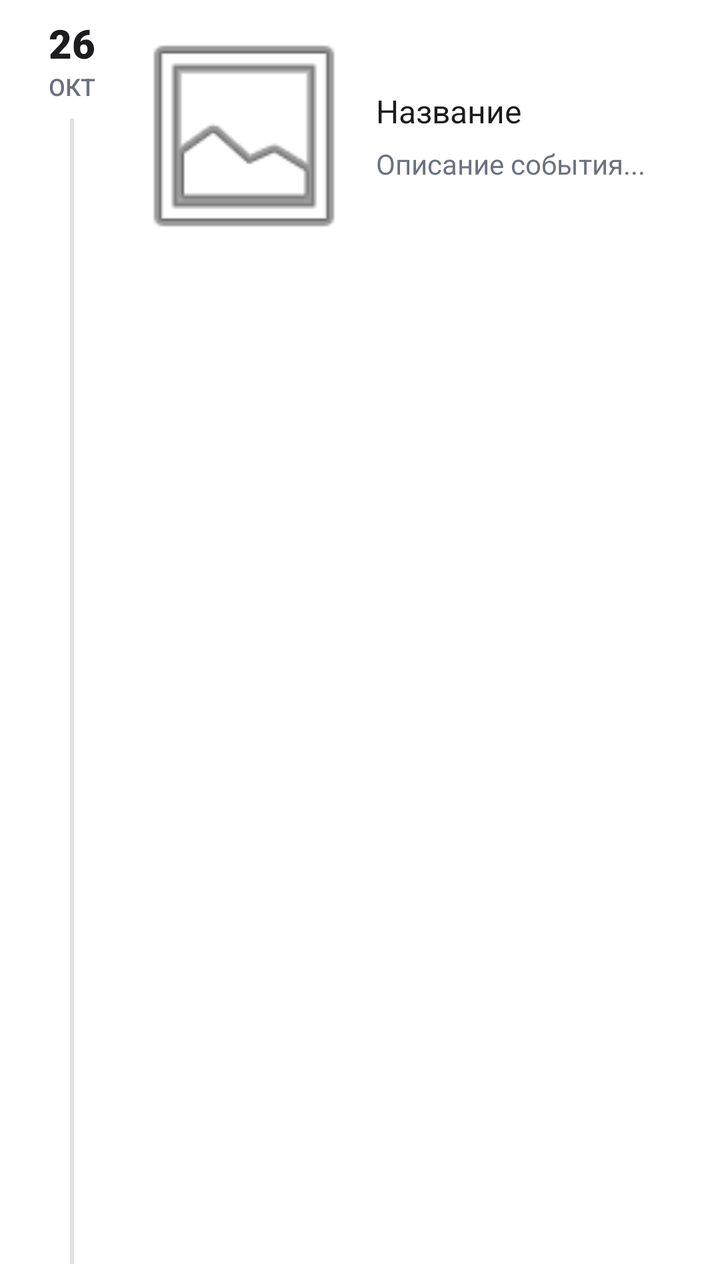
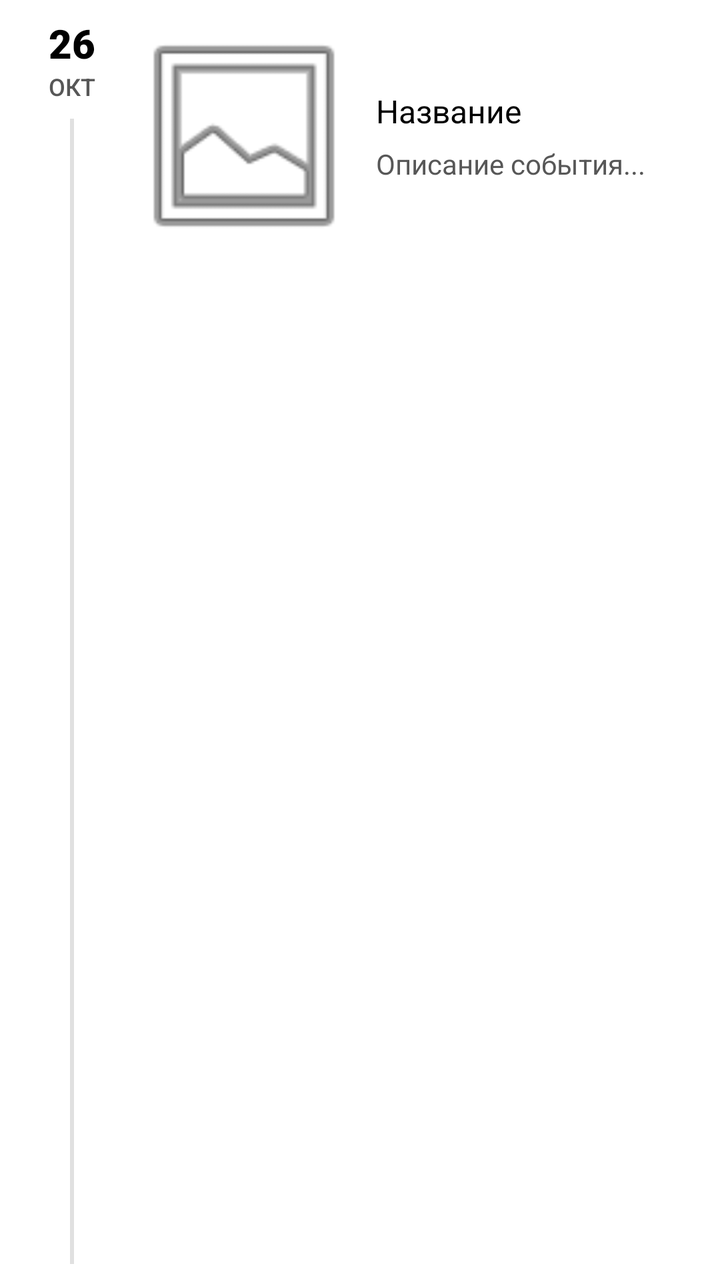

Two renders of the same Android screen: before a commit and after it. Below are the layout's source before the change and the commit's diff.
<!-- AndroidManifest.xml: application theme Theme.App.Starting -->
<!-- res/layout/item_album.xml -->
<?xml version="1.0" encoding="utf-8"?>
<LinearLayout xmlns:android="http://schemas.android.com/apk/res/android"
    xmlns:app="http://schemas.android.com/apk/res-auto"
    android:layout_width="match_parent"
    android:layout_height="wrap_content"
    android:orientation="horizontal"
    android:paddingHorizontal="16dp"
    android:paddingVertical="8dp"
    android:background="?attr/selectableItemBackground"> 

    
    <LinearLayout
        android:layout_width="56dp"
        android:layout_height="match_parent"
        android:gravity="center_horizontal"
        android:orientation="vertical"
        android:paddingEnd="16dp">

        <TextView
            android:id="@+id/tvDay"
            android:layout_width="wrap_content"
            android:layout_height="wrap_content"
            android:text="26"
            android:textColor="@color/text_primary"
            android:textSize="20sp"
            android:fontFamily="sans-serif-black"
            android:textStyle="bold" />

        <TextView
            android:id="@+id/tvMonth"
            android:layout_width="wrap_content"
            android:layout_height="wrap_content"
            android:text="ОКТ"
            android:textColor="@color/text_secondary"
            android:textSize="12sp"
            android:textAllCaps="true"
            android:fontFamily="sans-serif-medium"/>

        
        <View
            android:layout_width="2dp"
            android:layout_height="match_parent"
            android:layout_marginTop="8dp"
            android:background="#E0E0E0" />
    </LinearLayout>

    
    <androidx.cardview.widget.CardView
        android:layout_width="match_parent"
        android:layout_height="120dp"
        app:cardCornerRadius="16dp"
        app:cardElevation="3dp"
        app:cardBackgroundColor="@android:color/white"
        android:layout_marginBottom="4dp">

        <LinearLayout
            android:layout_width="match_parent"
            android:layout_height="match_parent"
            android:orientation="horizontal">

            
            <ImageView
                android:id="@+id/ivTimelineImage"
                android:layout_width="100dp"
                android:layout_height="match_parent"
                android:scaleType="centerCrop"
                android:src="@android:drawable/ic_menu_gallery" />

            <LinearLayout
                android:layout_width="match_parent"
                android:layout_height="match_parent"
                android:orientation="vertical"
                android:padding="16dp"
                android:gravity="center_vertical">

                <TextView
                    android:id="@+id/tvTimelineTitle"
                    android:layout_width="match_parent"
                    android:layout_height="wrap_content"
                    android:text="Название"
                    android:textColor="@color/text_primary"
                    android:fontFamily="sans-serif-bold"
                    android:textSize="16sp"
                    android:ellipsize="end"
                    android:maxLines="1"/>

                <TextView
                    android:id="@+id/tvTimelineDesc"
                    android:layout_width="match_parent"
                    android:layout_height="wrap_content"
                    android:layout_marginTop="6dp"
                    android:text="Описание события..."
                    android:textColor="@color/text_secondary"
                    android:textSize="14sp"
                    android:ellipsize="end"
                    android:maxLines="2"/>
            </LinearLayout>
        </LinearLayout>
    </androidx.cardview.widget.CardView>

</LinearLayout>
<!-- resources referenced by this layout -->
<resources>
  <color name="text_primary">#1C1C1E</color>
  <color name="text_secondary">#6B7280</color>
  <style name="Theme.App.Starting" parent="Theme.SplashScreen">
          <item name="windowSplashScreenBackground">@android:color/white</item>
  
          <item name="windowSplashScreenAnimatedIcon">@drawable/splash_icon</item>
          <item name="windowSplashScreenAnimationDuration">1000</item>
  
          <item name="postSplashScreenTheme">@style/Theme.OurMemories</item>
      </style>
  <!-- drawable splash_icon: png bitmap (drawable, 316944 bytes) -->
  <style name="Theme.OurMemories" parent="Base.Theme.OurMemories" />
  <style name="Base.Theme.OurMemories" parent="Theme.Material3.DayNight.NoActionBar" />
</resources>

<!-- the commit's change to res/layout/item_album.xml (unified diff, before → after) -->
@@ -50,7 +50,7 @@
         android:layout_height="120dp"
         app:cardCornerRadius="16dp"
         app:cardElevation="3dp"
-        app:cardBackgroundColor="@android:color/white"
+        app:cardBackgroundColor="@color/white"
         android:layout_marginBottom="4dp">
 
         <LinearLayout
<!-- resource entries referenced after the edit -->
@@ -1,17 +1,29 @@
 <!-- resources referenced by this layout -->
 <resources>
-  <color name="text_primary">#1C1C1E</color>
-  <color name="text_secondary">#6B7280</color>
+  <color name="text_primary">#000000</color>
+  <color name="text_secondary">#575757</color>
+  <color name="white">#FFFFFF</color>
   <style name="Theme.App.Starting" parent="Theme.SplashScreen">
           <item name="windowSplashScreenBackground">@android:color/white</item>
-  
           <item name="windowSplashScreenAnimatedIcon">@drawable/splash_icon</item>
           <item name="windowSplashScreenAnimationDuration">1000</item>
-  
           <item name="postSplashScreenTheme">@style/Theme.OurMemories</item>
       </style>
   <!-- drawable splash_icon: png bitmap (drawable, 316944 bytes) -->
   <style name="Theme.OurMemories" parent="Base.Theme.OurMemories" />
-  <style name="Base.Theme.OurMemories" parent="Theme.Material3.DayNight.NoActionBar" />
+  <style name="Base.Theme.OurMemories" parent="Theme.Material3.DayNight.NoActionBar">
+          <item name="colorPrimary">@color/primary_lavender</item>
+          <item name="colorOnPrimary">@color/white</item>
+  
+          <item name="android:windowBackground">@color/background_light</item>
+          <item name="colorSurface">@color/white</item>
+          <item name="colorOnSurface">@color/text_primary</item>
+          <item name="colorOnBackground">@color/text_primary</item>
+  
+          <item name="android:textColorPrimary">@color/text_primary</item>
+          <item name="android:textColorSecondary">@color/text_secondary</item>
+      </style>
+  <color name="primary_lavender">#9C27B0</color>
+  <color name="background_light">#F5F5F7</color>
 </resources>
 
